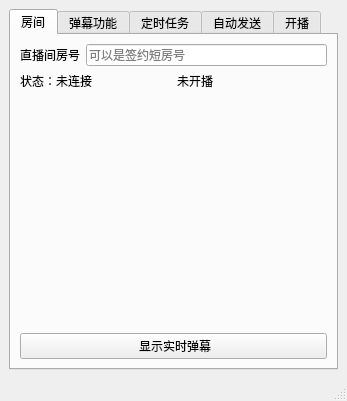
Qt form mainwindow.ui (iwxyi/Bilibili-MagicalDanmaku) before a commit.
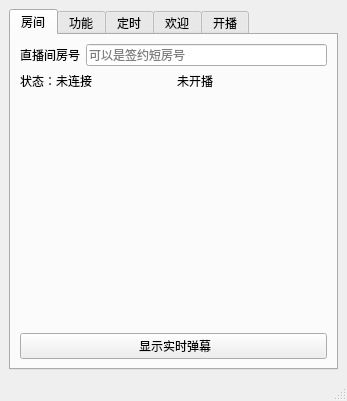
The same form after that commit.

Commit message: 添加舰长消息

What changed in the file:
```diff
--- a/mainwindow.ui
+++ b/mainwindow.ui
@@ -115,7 +115,7 @@
       </widget>
       <widget class="QWidget" name="tab_2">
        <attribute name="title">
-        <string>弹幕功能</string>
+        <string>功能</string>
        </attribute>
        <layout class="QVBoxLayout" name="verticalLayout_3">
         <item>
@@ -309,7 +309,7 @@
       </widget>
       <widget class="QWidget" name="tab_3">
        <attribute name="title">
-        <string>定时任务</string>
+        <string>定时</string>
        </attribute>
        <layout class="QVBoxLayout" name="verticalLayout_4">
         <item>
@@ -385,7 +385,7 @@
       </widget>
       <widget class="QWidget" name="tab_4">
        <attribute name="title">
-        <string>自动发送</string>
+        <string>欢迎</string>
        </attribute>
        <layout class="QVBoxLayout" name="verticalLayout_5">
         <item>
```
Left out of the diff: 2 changed lines with no effect on the pictures. The commit also changes 2 other files.
